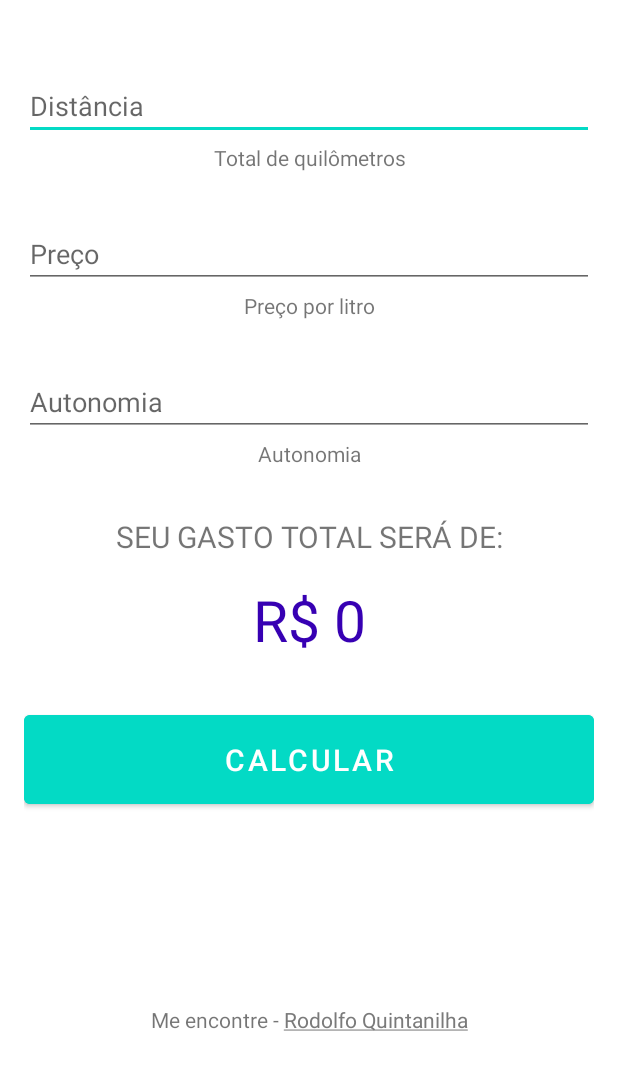
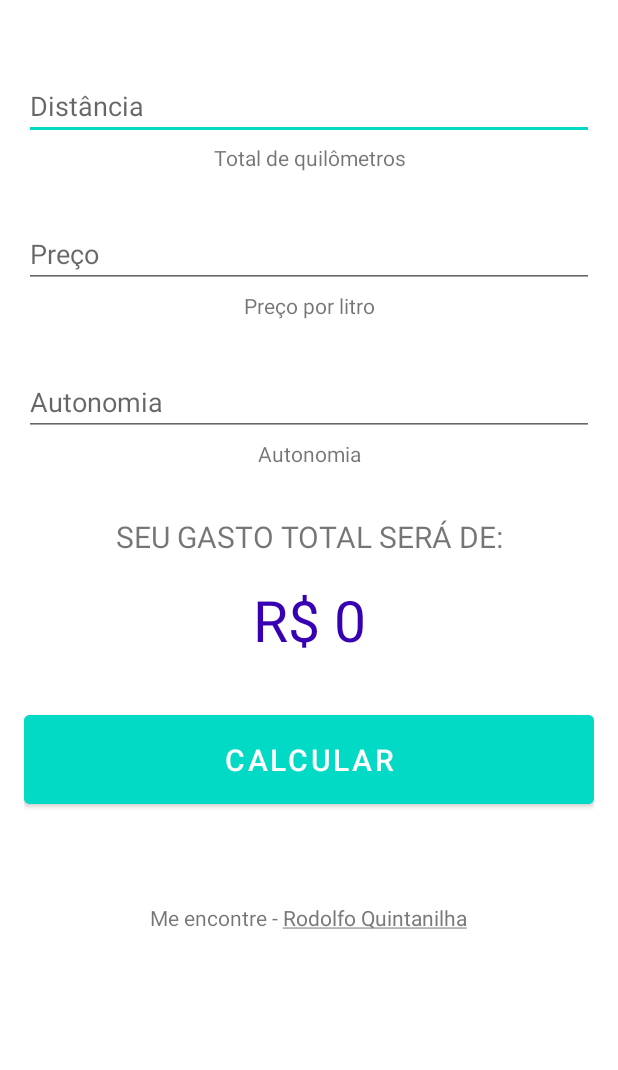
Before and after one commit to rodolfq/EcoGAS, an Android app: the screen it shows after launch (MainActivity), on a phone screen of 412 x 824 dp. Shown: the top 1070 px of the screen. Run offline under Robolectric (Android 15) with nearby library versions, the phone set to English and light mode, and no system bars.

```diff
--- a/app/src/main/java/com/rquintanilha/tutorial/gastoviagem/MainActivity.kt
+++ b/app/src/main/java/com/rquintanilha/tutorial/gastoviagem/MainActivity.kt
@@ -17,7 +17,7 @@ import org.w3c.dom.Text
 class MainActivity : AppCompatActivity(), View.OnClickListener {
 
 
-    private lateinit var binding: ActivityMainBinding
+    private lateinit var binding: com.rquintanilha.tutorial.gastoviagem.databinding.ActivityMainBinding
     override fun onCreate(savedInstanceState: Bundle?) {
         super.onCreate(savedInstanceState)
         requestWindowFeature(Window.FEATURE_NO_TITLE)
@@ -26,18 +26,18 @@ class MainActivity : AppCompatActivity(), View.OnClickListener {
         setTheme(R.style.Theme_GastoViagem)
 
 
-        // val mTextView = findViewById<TextView>(R.id.text_link)
-        //mTextView.movementMethod = LinkMovementMethod.getInstance()
-
-        //findViewById<TextView>(R.id.text_link)
-
-        //
-
-
         binding = ActivityMainBinding.inflate(layoutInflater)
         setContentView(binding.root)
         binding.buttonCalculate.setOnClickListener(this)
+
+        // iniciando link
+        val mTextView = binding.hylerLink
+
+        //buscando e abrindo link
+        mTextView.movementMethod = LinkMovementMethod.getInstance()
     }
+
+
 
     override fun onClick(view: View) {
         if (view.id == R.id.button_calculate) {
@@ -67,4 +67,5 @@ class MainActivity : AppCompatActivity(), View.OnClickListener {
             Toast.makeText(this, R.string.validation_fill_all_fields, Toast.LENGTH_SHORT).show()
         }
     }
+
 }
--- a/app/src/main/res/layout/activity_main.xml
+++ b/app/src/main/res/layout/activity_main.xml
@@ -85,19 +85,17 @@
         android:text="@string/calculate"
         android:textSize="20sp" />
 
+
     <TextView
-        android:id="@+id/text_link"
-        android:layout_width="match_parent"
+        android:id="@+id/hylerLink"
+        android:layout_width="wrap_content"
         android:layout_height="wrap_content"
         android:layout_gravity="center"
-        android:layout_marginTop="128dp"
-        android:autoLink="web"
-        android:clickable="true"
-        android:linksClickable="true"
+        android:layout_marginTop="60dp"
         android:text="@string/txtCredits"
-        android:textAlignment="center"
         android:textColorLink="#7A7A7A" />
 
 
 
+
 </LinearLayout>
--- a/app/src/main/res/values/strings.xml
+++ b/app/src/main/res/values/strings.xml
@@ -15,6 +15,9 @@
 
     <string name="txtCredits">Me encontre - <a href="https://www.linkedin.com/in/rodolfo-q/">Rodolfo Quintanilha</a></string>
 
+    <string name="hyperlink">Open <a href="https://www.geeksforgeeks.org">GeeksforGeeks portal</a></string>
+
+
 
 
 </resources>
```
